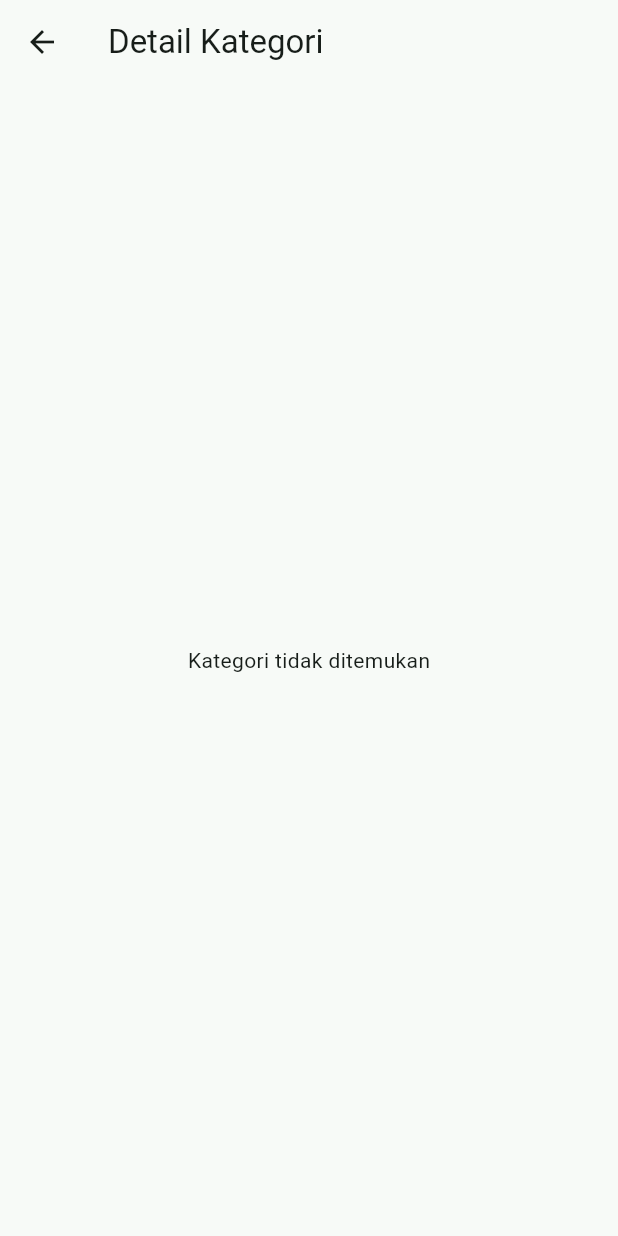
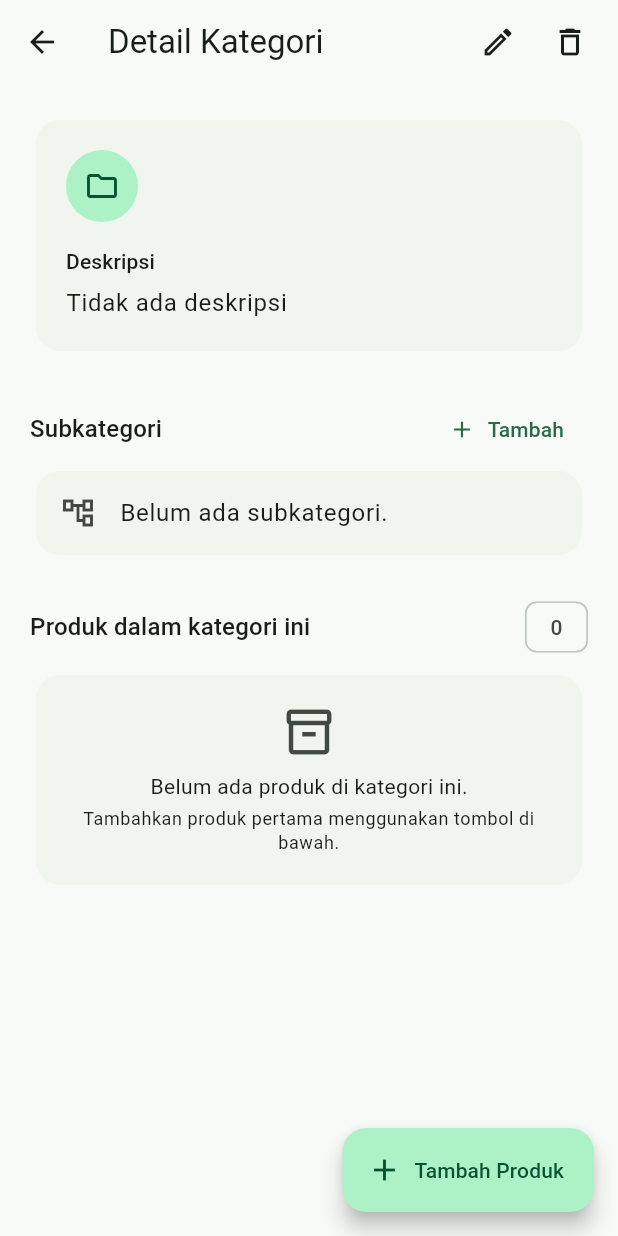
Before and after one commit to rawhx/stockmate, a Flutter app: the CategoryDetailPage screen opened directly with empty values, on a phone screen of 412 x 824 dp. Run offline on Flutter 3.47's test engine with Material 3 defaults, Android fonts, the phone set to English and light mode, and no system bars; our stand-ins replace go_router, supabase_flutter; accounts and stored records are empty; statements that could not run were skipped.

Commit message:
fix(categories): load category detail and descendants for direct links

```diff
--- a/lib/features/categories/presentation/pages/category_detail_page.dart
+++ b/lib/features/categories/presentation/pages/category_detail_page.dart
@@ -11,7 +11,8 @@ import '../providers/category_provider.dart';
 import '../widgets/subcategory_tile.dart';
 
 class CategoryDetailPage extends StatelessWidget {
-  final String categoryId;
+  final CategoryEntity initialCategory;
+  String get categoryId => initialCategory.id;
   final VoidCallback onEdit;
   final VoidCallback onBack;
   final VoidCallback onAddSubcategory;
@@ -19,7 +20,7 @@ class CategoryDetailPage extends StatelessWidget {
 
   const CategoryDetailPage({
     super.key,
-    required this.categoryId,
+    required this.initialCategory,
     required this.onEdit,
     required this.onBack,
     required this.onAddSubcategory,
@@ -121,22 +122,7 @@ class CategoryDetailPage extends StatelessWidget {
       }
     }
 
-    final selectedCategory = category;
-    if (selectedCategory == null) {
-      return Scaffold(
-        appBar: AppBar(
-          automaticallyImplyLeading: false,
-          leading: IconButton(
-            icon: const Icon(Icons.arrow_back),
-            tooltip: 'Kembali ke Daftar Kategori',
-            onPressed: onBack,
-          ),
-          title: const Text('Detail Kategori'),
-        ),
-
-        body: const Center(child: Text('Kategori tidak ditemukan')),
-      );
-    }
+    final selectedCategory = category ?? initialCategory;
 
     final subcategories = provider.categories
         .where((item) => item.parentId == categoryId)
```
Also changed, not shown: lib/features/categories/presentation/routes/category_routes.dart (+11 -9 lines), lib/features/categories/presentation/widgets/category_route_loader.dart (+4 -4 lines).
